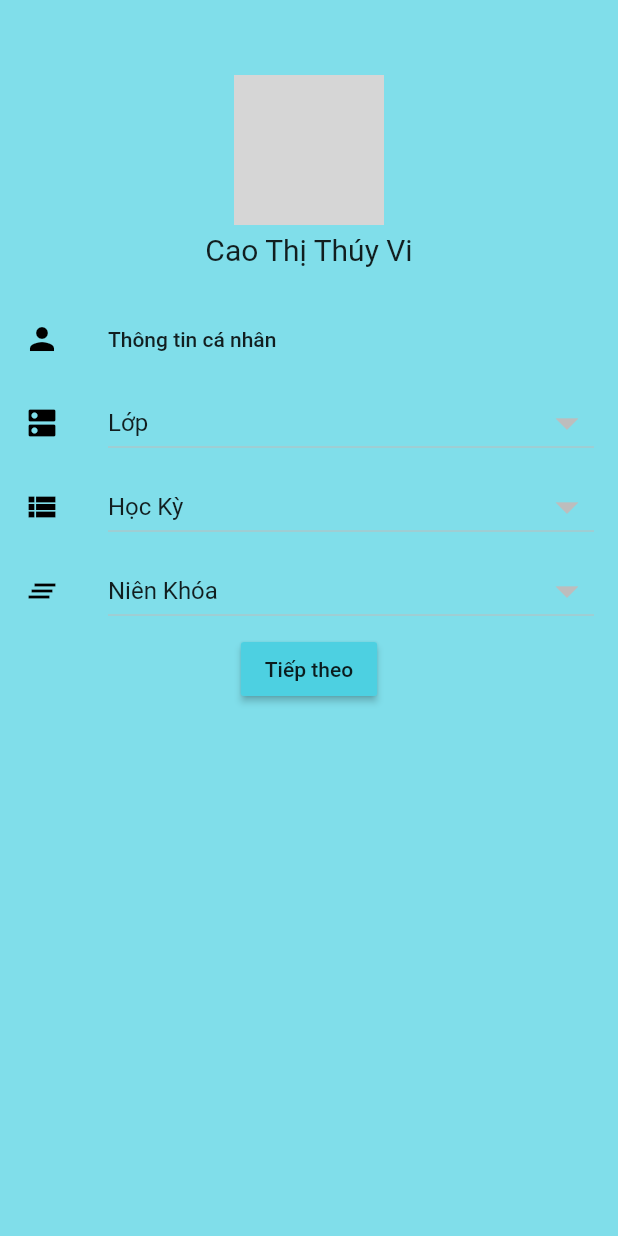
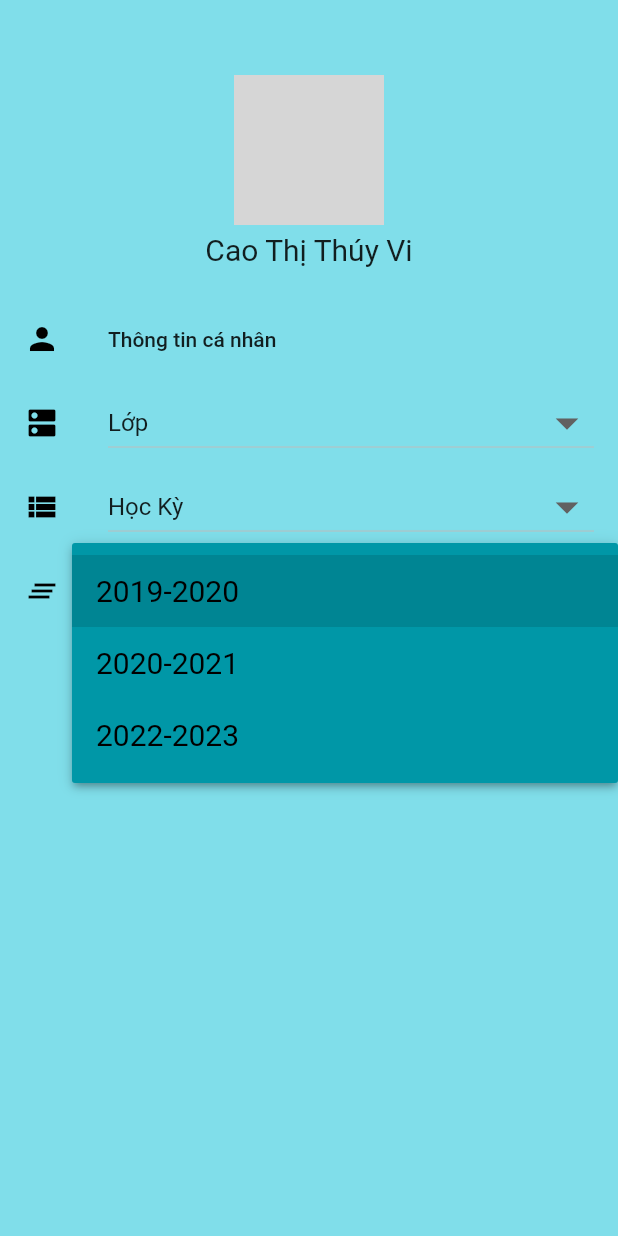
Before and after one commit to vicuc/Student, a Flutter app: the MeNu widget shown alone on an empty page, opened directly, after a tap on "Niên Khóa", on a phone screen of 412 x 824 dp. Run offline on Flutter 3.47's test engine with Material 2 defaults, Android fonts, the phone set to English and light mode, and no system bars; our stand-ins replace google_fonts, sqflite; missing offline and left inert: flutter_cached_pdfview, flutter_pdfview; accounts and stored records are empty; network calls fail; grey boxes are pictures that could not be loaded.

Commit message:
3:26 20/12

```diff
--- a/lib/screens/baigiangchitiet.dart
+++ b/lib/screens/baigiangchitiet.dart
@@ -9,7 +9,6 @@ class BaiGiangChiTietScreen extends StatefulWidget {
 }
 
 class _BaiGiangChiTietScreenState extends State<BaiGiangChiTietScreen> {
-  var _baigiangTenController =
   final List<String> listof = [
     "Bài 1",
     "Bài 2",
@@ -70,7 +69,6 @@ class _BaiGiangChiTietScreenState extends State<BaiGiangChiTietScreen> {
             new Padding(padding: EdgeInsets.all(8.0)),
             Expanded(
               child: new Text(
-                controller: ,
                 itemName,
                 style: TextStyle(fontSize: 20.0, color: Colors.amber),
               ),
--- a/lib/screens/menu.dart
+++ b/lib/screens/menu.dart
@@ -11,8 +11,12 @@ class MeNu extends StatefulWidget {
 
 class _MeNuState extends State<MeNu> {
   String title = 'DropDownButton';
-  var _khoi = Khoi();
-  var _KhoiServe = MeNu();
+  List _nkhoa = ['2019-2020', '2020-2021', '2022-2023'];
+  String _nkhoaVal;
+  List _className = ['10A1', '11A1', '12A1'];
+  String _classVal;
+  List _hky = ['1', '2', 'Cả năm'];
+  String _hkyVal;
 
   @override
   Widget build(BuildContext context) {
```
Also changed, not shown: lib/screens/bangdiemmon.dart (+6 -6 lines), 1 other file.
